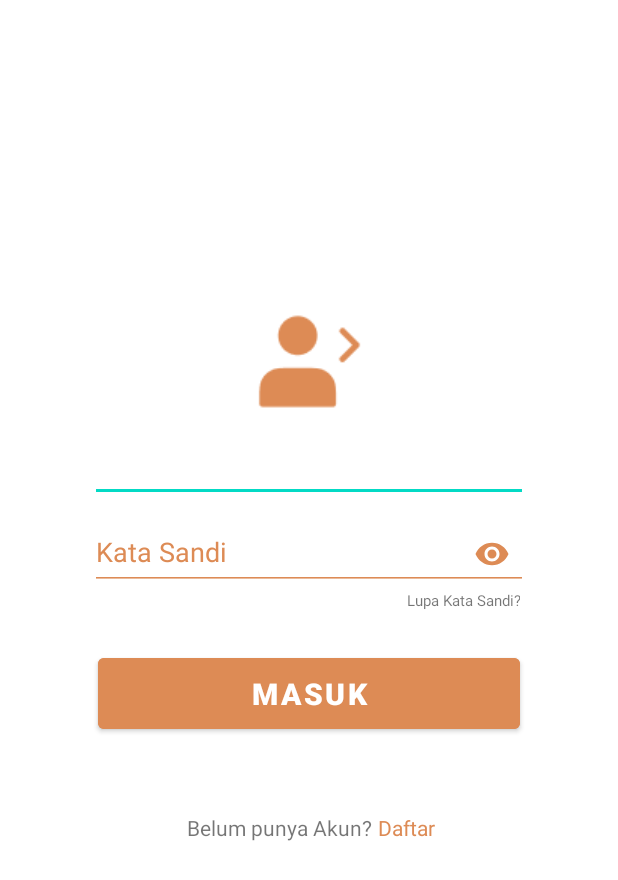
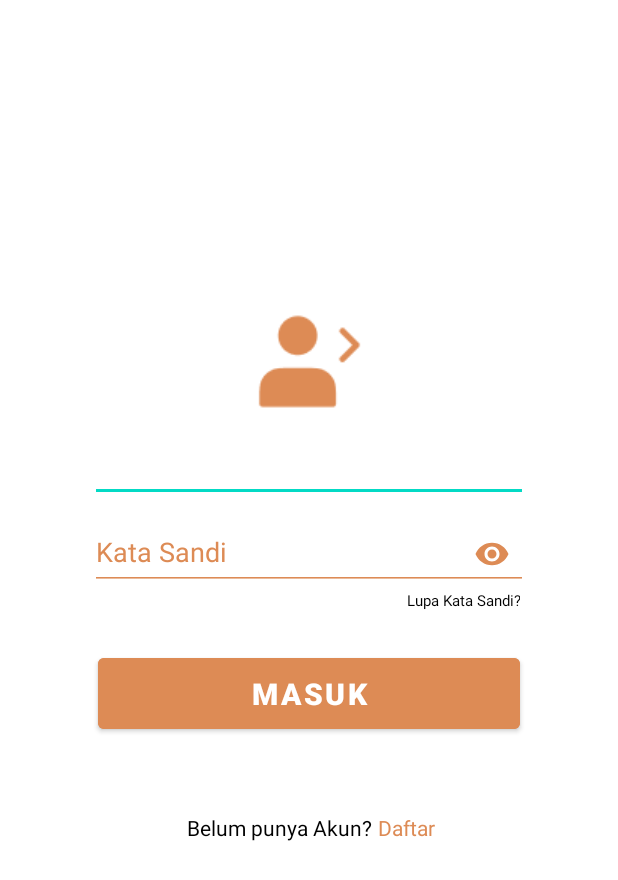
Before and after one commit to HarrisEmbuaba/B2, an Android app: the login screen opened directly, with no data from a screen before it, on a phone screen of 412 x 824 dp. Shown: the top 880 px of the screen. Run offline under Robolectric (Android 15) with nearby library versions, the phone set to English and light mode, and no system bars.

Commit message:
perubahan text color

```diff
--- a/Mobile/app/src/main/res/layout/activity_home.xml
+++ b/Mobile/app/src/main/res/layout/activity_home.xml
@@ -4,6 +4,7 @@
     xmlns:tools="http://schemas.android.com/tools"
     android:layout_width="match_parent"
     android:layout_height="match_parent"
+    android:background="@color/white"
     android:orientation="vertical"
     tools:context=".home">
 
--- a/Mobile/app/src/main/res/layout/activity_login.xml
+++ b/Mobile/app/src/main/res/layout/activity_login.xml
@@ -71,6 +71,7 @@
         android:layout_height="wrap_content"
         android:gravity="right|center_vertical"
         android:text="@string/lupa"
+        android:textColor="@color/black"
         android:textSize="10dp"
         app:layout_constraintEnd_toEndOf="parent"
         app:layout_constraintHorizontal_bias="0.497"
@@ -98,6 +99,7 @@
         android:layout_width="wrap_content"
         android:layout_height="wrap_content"
         android:text="@string/belum"
+        android:textColor="@color/black"
         android:textStyle="normal"
         app:layout_constraintTop_toBottomOf="@id/button"
         app:layout_constraintStart_toStartOf="parent"
--- a/Mobile/app/src/main/res/layout/activity_register.xml
+++ b/Mobile/app/src/main/res/layout/activity_register.xml
@@ -132,6 +132,7 @@
         android:layout_height="wrap_content"
         android:text="Sudah Punya Akun?"
         android:textStyle="normal"
+        android:textColor="@color/black"
         app:layout_constraintTop_toBottomOf="@id/reg"
         app:layout_constraintStart_toStartOf="parent"
         app:layout_constraintEnd_toEndOf="parent"
```
